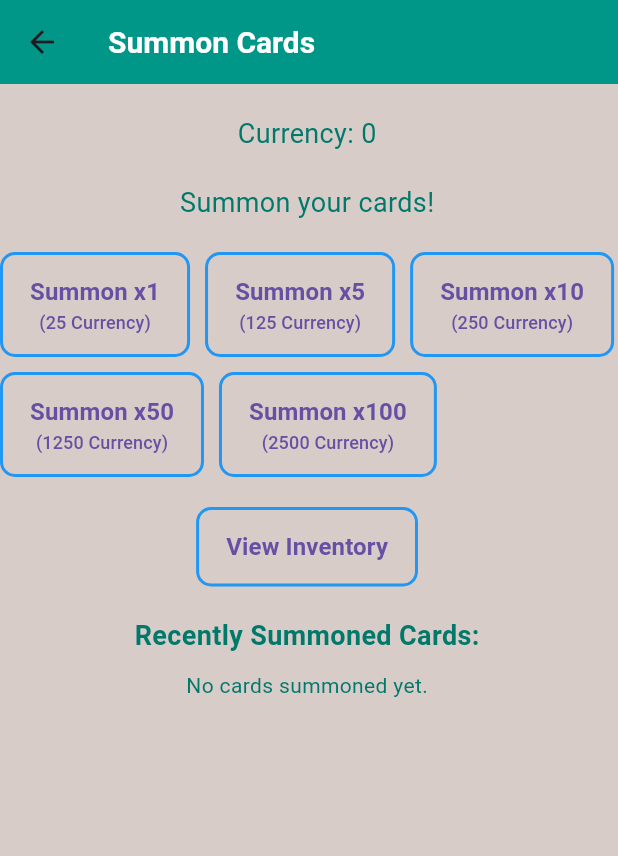
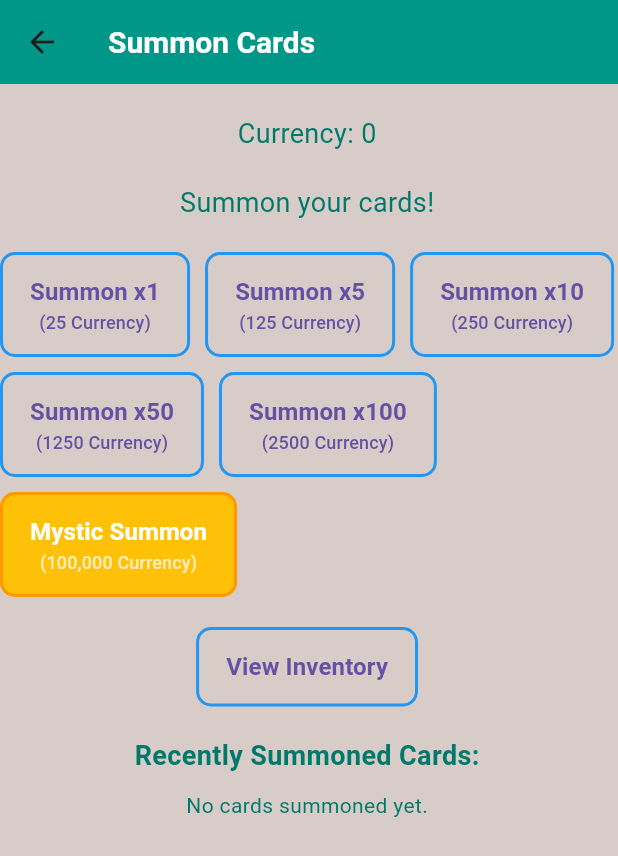
Before and after one commit to AnweyArc/GachaGame, a Flutter app: the SummonPage screen opened directly, on a phone screen of 412 x 824 dp. Shown: the top 856 px of the screen. Run offline on Flutter 3.47's test engine with Material 3 defaults, Android fonts, the phone set to English and light mode, and no system bars; our stand-ins replace shared_preferences; accounts and stored records are empty.

Commit message:
added mystic summons

```diff
--- a/lib/summonpage.dart
+++ b/lib/summonpage.dart
@@ -36,6 +36,13 @@ class _SummonPageState extends State<SummonPage> {
     'Godly': 0.0000002,
   };
 
+  final Map<String, double> mysticRarityChances = {
+    'Ultra Rare': 20.0,
+    'Ultimate': 15.0,
+    'Secret Rarity': 10.0,
+    'Godly': 1.0,
+  };
+
   List<String> summonedCards = [];
 
   @override
@@ -56,18 +63,62 @@ class _SummonPageState extends State<SummonPage> {
     await prefs.setStringList('summonedCards', summonedCards);
   }
 
-  String _summonCard() {
+  String _summonCard({bool isMystic = false}) {
     double randomValue = Random().nextDouble() * 100;
     double cumulative = 0.0;
 
-    for (var rarity in rarities) {
-      cumulative += rarityChances[rarity]!;
+    Map<String, double> chances = isMystic ? mysticRarityChances : rarityChances;
+
+    for (var rarity in chances.keys) {
+      cumulative += chances[rarity]!;
 
       if (randomValue <= cumulative) {
         return rarity;
       }
     }
     return 'Common';
+  }
+
+  Future<void> _performMysticSummon(CurrencyProvider currencyProvider) async {
+    int summonCost = 100000;
+
+    if (currencyProvider.currency >= summonCost) {
+      setState(() {
+        String summonedCard = _summonCard(isMystic: true);
+        summonedCards.add(summonedCard);
+        currencyProvider.decreaseCurrency(summonCost);
+      });
+      _saveSummonedCards();
+
+      // Flash effect and display summoned card
+      await _showFlashEffect();
+      String summonedCard = summonedCards.last;
+      _showCardDetails(summonedCard);
+    } else {
+      _showNotEnoughCurrencyMessage();
+    }
+  }
+
+  Future<void> _showFlashEffect() async {
+    OverlayEntry overlayEntry = OverlayEntry(
+      builder: (context) => Container(
+        color: Colors.white,
+        child: Center(
+          child: Text(
+            "Mystic Summon!",
+            style: TextStyle(
+              fontSize: 36,
+              fontWeight: FontWeight.bold,
+              color: Colors.orange,
+            ),
+          ),
+        ),
+      ),
+    );
+
+    Overlay.of(context)?.insert(overlayEntry);
+    await Future.delayed(Duration(seconds: 1));
+    overlayEntry.remove();
   }
 
   void _performSummon(int count, CurrencyProvider currencyProvider) {
@@ -152,8 +203,8 @@ class _SummonPageState extends State<SummonPage> {
             ),
             SizedBox(height: 20),
             Wrap(
-              spacing: 10, // Spacing between buttons
-              runSpacing: 10, // Spacing for rows if buttons wrap
+              spacing: 10,
+              runSpacing: 10,
               children: [
                 OutlinedButton(
                   style: OutlinedButton.styleFrom(
@@ -192,8 +243,7 @@ class _SummonPageState extends State<SummonPage> {
                       Text('(125 Currency)', style: TextStyle(fontSize: 12)),
                     ],
                   ),
-                ),
-                OutlinedButton(
+                ),OutlinedButton(
                   style: OutlinedButton.styleFrom(
                     padding: EdgeInsets.symmetric(vertical: 15, horizontal: 20),
                     side: BorderSide(color: Colors.blue, width: 2),
@@ -211,8 +261,7 @@ class _SummonPageState extends State<SummonPage> {
                       Text('(250 Currency)', style: TextStyle(fontSize: 12)),
                     ],
                   ),
-                ),
-                // New Summon x50 button
+                ),// New Summon x50 button
                 OutlinedButton(
                   style: OutlinedButton.styleFrom(
                     padding: EdgeInsets.symmetric(vertical: 15, horizontal: 20),
@@ -231,8 +280,7 @@ class _SummonPageState extends State<SummonPage> {
                       Text('(1250 Currency)', style: TextStyle(fontSize: 12)),
                     ],
                   ),
-                ),
-                // New Summon x100 button
+                ),// New Summon x100 button
                 OutlinedButton(
                   style: OutlinedButton.styleFrom(
                     padding: EdgeInsets.symmetric(vertical: 15, horizontal: 20),
@@ -249,6 +297,34 @@ class _SummonPageState extends State<SummonPage> {
                         style: TextStyle(fontSize: 16, fontWeight: FontWeight.bold),
                       ),
                       Text('(2500 Currency)', style: TextStyle(fontSize: 12)),
+                    ],
+                  ),
+                ),
+                // Mystic Summon Button
+                OutlinedButton(
+                  style: OutlinedButton.styleFrom(
+                    backgroundColor: Colors.amber,
+                    padding: EdgeInsets.symmetric(vertical: 15, horizontal: 20),
+                    side: BorderSide(color: Colors.orange, width: 2),
+                    shape: RoundedRectangleBorder(
+                      borderRadius: BorderRadius.circular(10),
+                    ),
+                  ),
+                  onPressed: () => _performMysticSummon(currencyProvider),
+                  child: Column(
+                    children: [
+                      Text(
+                        'Mystic Summon',
+                        style: TextStyle(
+                          fontSize: 16,
+                          fontWeight: FontWeight.bold,
+                          color: Colors.white,
+                        ),
+                      ),
+                      Text(
+                        '(100,000 Currency)',
+                        style: TextStyle(fontSize: 12, color: Colors.white70),
+                      ),
                     ],
                   ),
                 ),
```
